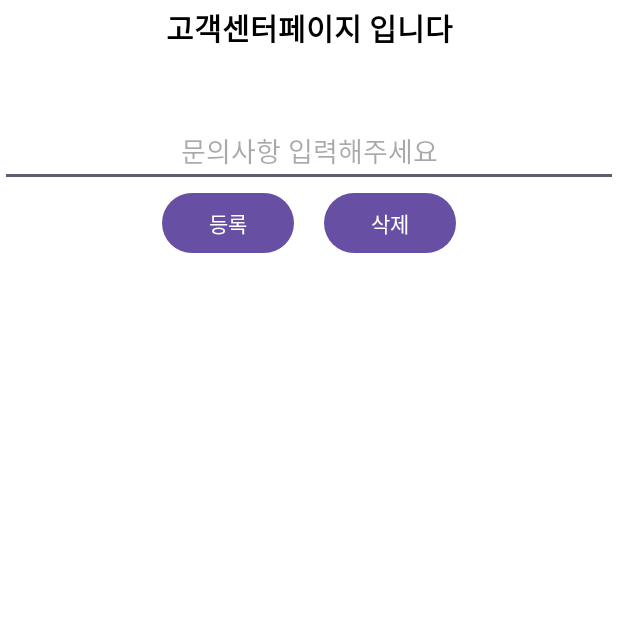
After one commit to subinsong01/MobileApplication_finalProject, an Android app: the customer_service screen opened directly, with no data from a screen before it, on a phone screen of 412 x 824 dp, the top half of it. The commit adds this screen. Run offline under Robolectric (Android 15) with nearby library versions, the phone set to English and light mode, and no system bars.

Commit message:
✅ 고객센터 페이지

```diff
--- a/app/src/main/AndroidManifest.xml
+++ b/app/src/main/AndroidManifest.xml
@@ -27,6 +27,7 @@
         <activity
             android:name=".MainActivity"
             android:exported="false" />
+        <activity android:name=".customer_service"></activity> <!--customer_service로 가기-->
     </application>
 
 </manifest>
--- /dev/null
+++ b/app/src/main/java/com/shushub/finalproject/customer_service.java
@@ -0,0 +1,88 @@
+package com.shushub.finalproject;
+
+import android.content.Intent;
+import android.os.Bundle;
+import android.view.Menu;
+import android.view.MenuItem;
+import android.view.View;
+import android.widget.Button;
+import android.widget.EditText;
+import android.widget.LinearLayout;
+import android.widget.TextView;
+import android.widget.Toast;
+
+import androidx.appcompat.app.AppCompatActivity;
+import androidx.appcompat.widget.Toolbar;
+
+import java.util.ArrayList;
+import java.util.List;
+
+public class customer_service extends AppCompatActivity {
+
+    private EditText queryEditText;
+    private LinearLayout textContainer;
+    private List<TextView> textViewList = new ArrayList<>();
+
+    @Override
+    protected void onCreate(Bundle savedInstanceState) {
+        super.onCreate(savedInstanceState);
+        setContentView(R.layout.activity_customerservice);
+
+        // Toolbar 설정
+        Toolbar toolbar = findViewById(R.id.toolbar);
+        setSupportActionBar(toolbar);
+
+        queryEditText = findViewById(R.id.query_edit_text);
+        Button submitButton = findViewById(R.id.submit_button);
+        Button removeButton = findViewById(R.id.remove_button);
+        textContainer = findViewById(R.id.text_container);
+
+        submitButton.setOnClickListener(new View.OnClickListener() {
+            @Override
+            public void onClick(View v) {
+                addQueryToContainer();
+            }
+        });
+
+        removeButton.setOnClickListener(new View.OnClickListener() {
+            @Override
+            public void onClick(View v) {
+                removeLastQueryFromContainer();
+            }
+        });
+    }
+
+
+    private void addQueryToContainer() {
+        String query = queryEditText.getText().toString();
+        if (query.isEmpty()) {
+            Toast.makeText(customer_service.this, "문의사항을 입력해주세요", Toast.LENGTH_SHORT).show();
+        } else {
+            // 새로운 TextView 생성 및 설정
+            TextView textView = new TextView(this);
+            textView.setText(query);
+            textView.setLayoutParams(new LinearLayout.LayoutParams(
+                    LinearLayout.LayoutParams.MATCH_PARENT,
+                    LinearLayout.LayoutParams.WRAP_CONTENT
+            ));
+            textView.setPadding(16, 16, 16, 16);
+
+            // textContainer에 TextView 추가
+            textContainer.addView(textView);
+            textViewList.add(textView);
+
+            // EditText 초기화
+            queryEditText.setText("");
+        }
+    }
+
+    private void removeLastQueryFromContainer() {
+        if (!textViewList.isEmpty()) {
+            // 마지막 TextView를 리스트와 레이아웃에서 제거
+            TextView lastTextView = textViewList.remove(textViewList.size() - 1);
+            textContainer.removeView(lastTextView);
+        } else {
+            Toast.makeText(customer_service.this, "삭제할 문의사항이 없습니다", Toast.LENGTH_SHORT).show();
+        }
+    }
+}
--- a/app/src/main/res/layout/activity_customerservice.xml
+++ b/app/src/main/res/layout/activity_customerservice.xml
@@ -1,6 +1,57 @@
 <?xml version="1.0" encoding="utf-8"?>
-<androidx.constraintlayout.widget.ConstraintLayout xmlns:android="http://schemas.android.com/apk/res/android"
+<LinearLayout xmlns:android="http://schemas.android.com/apk/res/android"
     android:layout_width="match_parent"
-    android:layout_height="match_parent">
+    android:layout_height="match_parent"
+    android:orientation="vertical">
+    <LinearLayout
+        android:layout_width="match_parent"
+        android:layout_height="wrap_content"
+        android:gravity="center"
+        android:layout_marginBottom="40dp">
+        <TextView
+            android:layout_width="match_parent"
+            android:layout_height="wrap_content"
+            android:text="고객센터페이지 입니다"
+            android:textAlignment="center"
+            android:textColor="@color/black"
+            android:textSize="20sp"
+            android:textStyle="bold"
+            android:padding="3dp"/>
+    </LinearLayout>
 
-</androidx.constraintlayout.widget.ConstraintLayout>
+    <EditText
+        android:id="@+id/query_edit_text"
+        android:layout_width="match_parent"
+        android:layout_height="wrap_content"
+        android:hint="문의사항 입력해주세요"
+        android:textAlignment="center"
+        android:inputType="text|textMultiLine"/> <!-- 다국어 및 멀티라인 입력 지원 -->
+
+    <LinearLayout
+        android:layout_width="wrap_content"
+        android:layout_height="wrap_content"
+        android:layout_gravity="center"
+        android:orientation="horizontal">
+        <Button
+            android:id="@+id/submit_button"
+            android:layout_width="wrap_content"
+            android:layout_height="wrap_content"
+            android:text="등록"
+            android:layout_marginRight="20dp"
+            android:textColor="@android:color/white"/>
+        <Button
+            android:id="@+id/remove_button"
+            android:layout_width="wrap_content"
+            android:layout_height="wrap_content"
+            android:text="삭제"
+            android:textColor="@android:color/white"/>
+    </LinearLayout>
+
+    <LinearLayout
+        android:id="@+id/text_container"
+        android:layout_width="match_parent"
+        android:layout_height="wrap_content"
+        android:orientation="vertical"
+        android:paddingTop="16dp"/>
+
+</LinearLayout>
```
